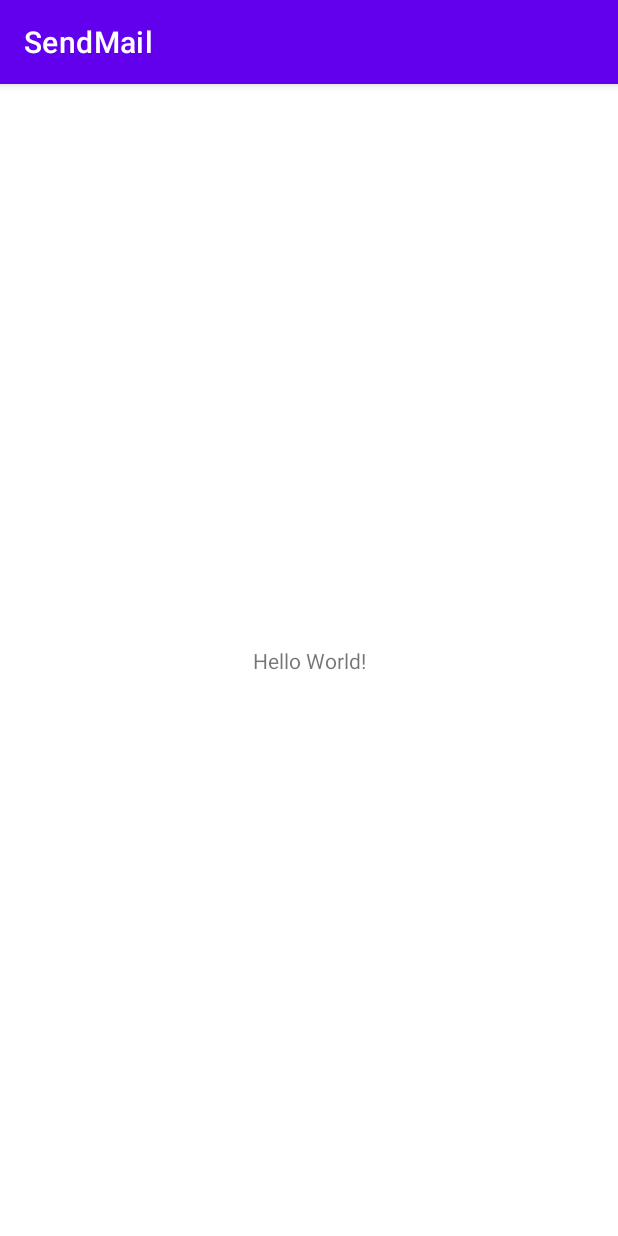
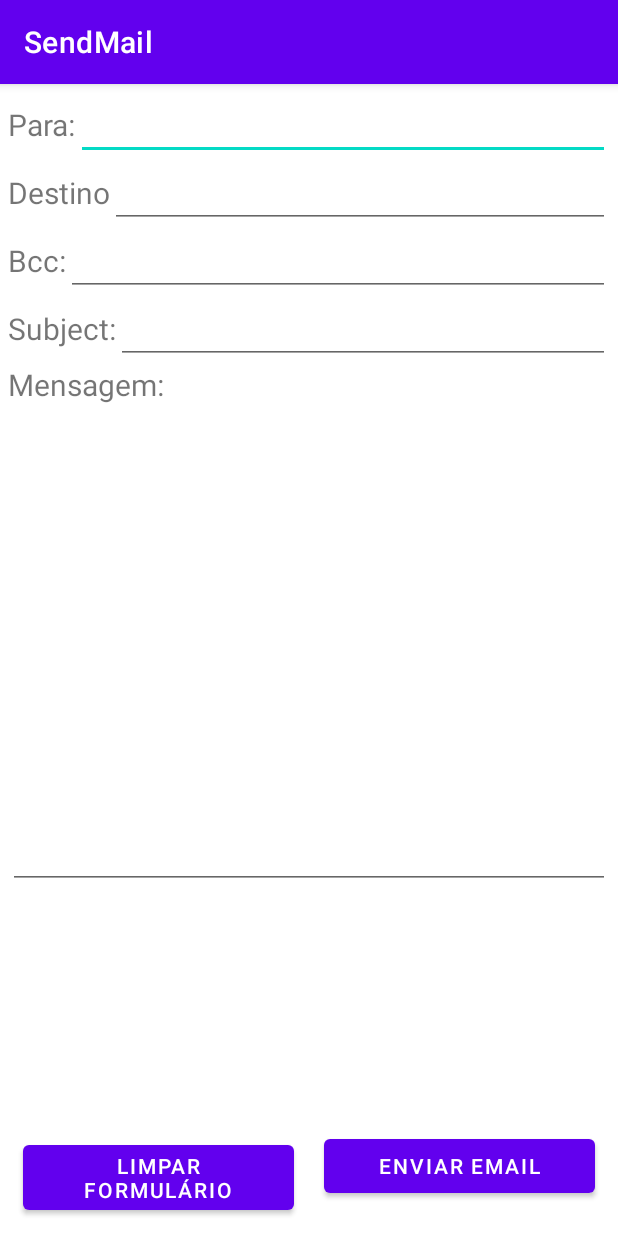
Before and after one commit to FagnerViana35/SendMail, an Android app: the screen it shows after launch (MainActivity), on a phone screen of 412 x 824 dp. Run offline under Robolectric (Android 15) with nearby library versions, the phone set to English and light mode, and no system bars.

Commit message:
Criado o main.xml

```diff
--- a/app/src/main/res/layout/activity_main.xml
+++ b/app/src/main/res/layout/activity_main.xml
@@ -4,15 +4,152 @@
     xmlns:tools="http://schemas.android.com/tools"
     android:layout_width="match_parent"
     android:layout_height="match_parent"
+    android:layout_margin="5dp"
     tools:context=".MainActivity">
 
-    <TextView
-        android:layout_width="wrap_content"
+    <LinearLayout
+        android:id="@+id/toLl"
+        android:layout_width="match_parent"
         android:layout_height="wrap_content"
-        android:text="Hello World!"
-        app:layout_constraintBottom_toBottomOf="parent"
+        android:orientation="horizontal"
         app:layout_constraintEnd_toEndOf="parent"
         app:layout_constraintStart_toStartOf="parent"
-        app:layout_constraintTop_toTopOf="parent" />
+        app:layout_constraintTop_toTopOf="parent" >
 
+        <TextView
+            android:layout_width="wrap_content"
+            android:layout_height="wrap_content"
+            android:text="@string/to"
+            android:labelFor="@id/toEt"
+            android:textSize="20sp"/>
+
+        <EditText
+            android:id="@+id/toEt"
+            android:layout_width="match_parent"
+            android:layout_height="wrap_content"
+            android:inputType="textEmailAddress">
+        </EditText>
+    </LinearLayout>
+
+    <LinearLayout
+        android:id="@+id/ccLl"
+        android:layout_width="match_parent"
+        android:layout_height="wrap_content"
+        android:orientation="horizontal"
+        app:layout_constraintEnd_toEndOf="parent"
+        app:layout_constraintStart_toStartOf="parent"
+        app:layout_constraintTop_toBottomOf="@id/toLl" >
+
+        <TextView
+            android:layout_width="wrap_content"
+            android:layout_height="wrap_content"
+            android:text="@string/Cc"
+            android:labelFor="@id/ccEt"
+            android:textSize="20sp"/>
+
+        <EditText
+            android:id="@+id/ccEt"
+            android:layout_width="match_parent"
+            android:layout_height="wrap_content"
+            android:inputType="textEmailAddress">
+        </EditText>
+    </LinearLayout>
+
+    <LinearLayout
+        android:id="@+id/bccLl"
+        android:layout_width="match_parent"
+        android:layout_height="wrap_content"
+        android:orientation="horizontal"
+        app:layout_constraintEnd_toEndOf="parent"
+        app:layout_constraintStart_toStartOf="parent"
+        app:layout_constraintTop_toBottomOf="@id/ccLl" >
+
+        <TextView
+            android:layout_width="wrap_content"
+            android:layout_height="wrap_content"
+            android:text="@string/bcc"
+            android:labelFor="@id/bccEt"
+            android:textSize="20sp"/>
+
+        <EditText
+            android:id="@+id/bccEt"
+            android:layout_width="match_parent"
+            android:layout_height="wrap_content"
+            android:inputType="textEmailAddress">
+        </EditText>
+    </LinearLayout>
+
+    <LinearLayout
+        android:id="@+id/subjectLl"
+        android:layout_width="match_parent"
+        android:layout_height="wrap_content"
+        android:orientation="horizontal"
+        app:layout_constraintEnd_toEndOf="parent"
+        app:layout_constraintStart_toStartOf="parent"
+        app:layout_constraintTop_toBottomOf="@id/bccLl" >
+
+        <TextView
+            android:layout_width="wrap_content"
+            android:layout_height="wrap_content"
+            android:text="@string/subject"
+            android:labelFor="@id/subjectEt"
+            android:textSize="20sp"/>
+
+        <EditText
+            android:id="@+id/subjectEt"
+            android:layout_width="match_parent"
+            android:layout_height="wrap_content">
+        </EditText>
+    </LinearLayout>
+
+    <LinearLayout
+        android:id="@+id/messageLl"
+        android:layout_width="match_parent"
+        android:layout_height="wrap_content"
+        android:orientation="vertical"
+        app:layout_constraintEnd_toEndOf="parent"
+        app:layout_constraintStart_toStartOf="parent"
+        app:layout_constraintTop_toBottomOf="@id/subjectLl" >
+
+        <TextView
+            android:layout_width="wrap_content"
+            android:layout_height="wrap_content"
+            android:text="@string/message"
+            android:labelFor="@id/messageEt"
+            android:textSize="20sp"/>
+
+        <EditText
+            android:id="@+id/messageEt"
+            android:layout_width="match_parent"
+            android:layout_height="match_parent"
+            android:inputType="textMultiLine"
+            android:lines="14"/>
+    </LinearLayout>
+
+    <LinearLayout
+        android:id="@+id/buttonsLl"
+        android:layout_width="match_parent"
+        android:layout_height="wrap_content"
+        android:orientation="horizontal"
+        app:layout_constraintEnd_toEndOf="parent"
+        app:layout_constraintStart_toStartOf="parent"
+        app:layout_constraintBottom_toBottomOf="parent" >
+
+        <Button
+            android:id="@+id/cleanBt"
+            android:layout_width="0dp"
+            android:layout_height="wrap_content"
+            android:layout_margin="10dp"
+            android:layout_weight="1"
+            android:text="@string/cleanform"/>
+
+        <Button
+            android:id="@+id/sendBt"
+            android:layout_width="0dp"
+            android:layout_height="wrap_content"
+            android:layout_margin="10dp"
+            android:layout_weight="1"
+            android:text="@string/send_email"/>
+
+    </LinearLayout>
 </androidx.constraintlayout.widget.ConstraintLayout>
--- a/app/src/main/res/values/strings.xml
+++ b/app/src/main/res/values/strings.xml
@@ -1,3 +1,10 @@
 <resources>
     <string name="app_name">SendMail</string>
+    <string name="to">Para:</string>
+    <string name="Cc">Destino</string>
+    <string name="subject">Subject:</string>
+    <string name="message">Mensagem:</string>
+    <string name="bcc">Bcc:</string>
+    <string name="cleanform">Limpar Formulário</string>
+    <string name="send_email">Enviar Email</string>
 </resources>
```
